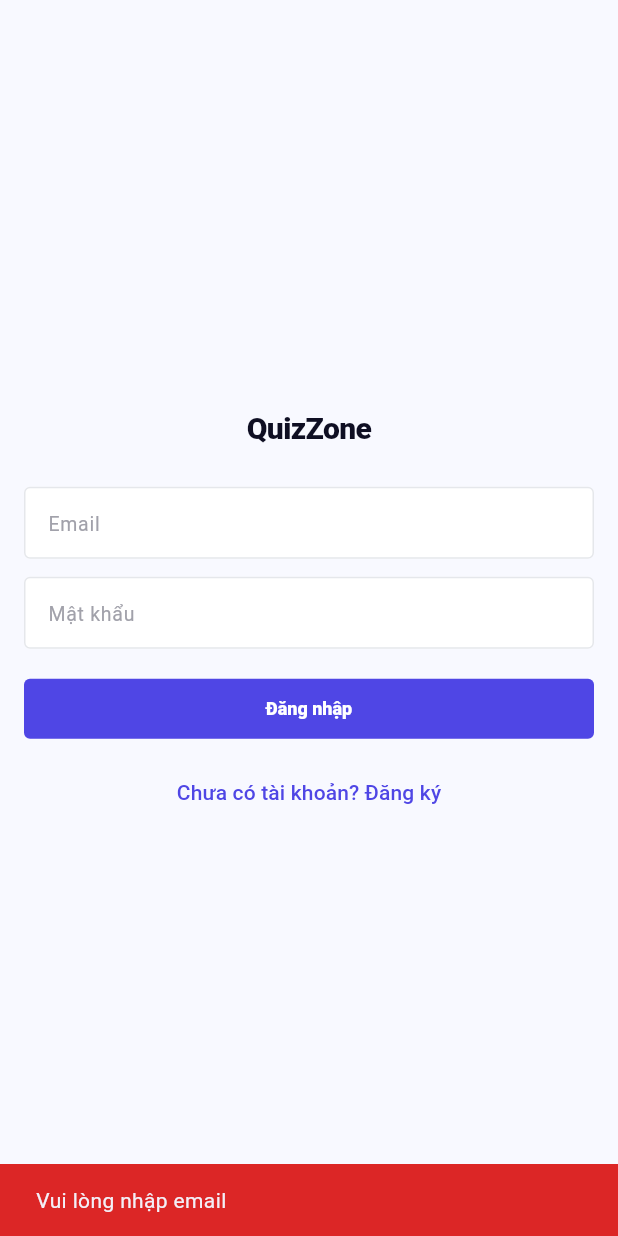
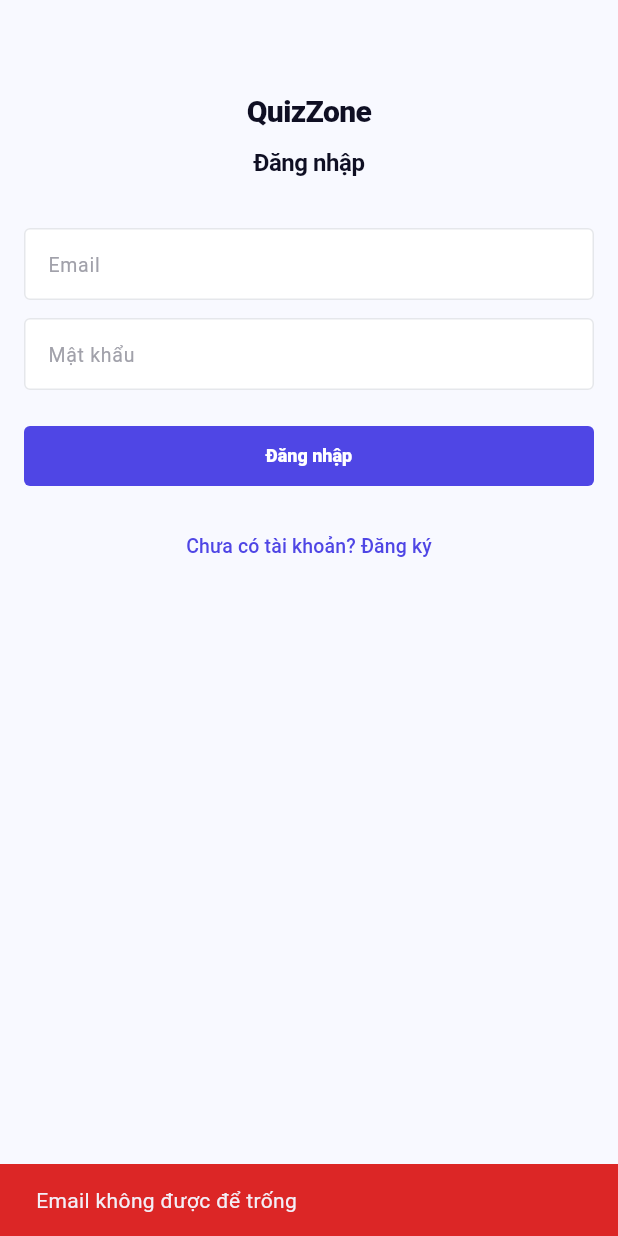
Before and after one commit to lalaaa0401/gr2_se1941_prm393, a Flutter app: the RegisterPage screen opened by its route, after a tap on "Đã có tài khoản? Đăng nhập", after a tap on "Đăng nhập", on a phone screen of 412 x 824 dp. Run offline on Flutter 3.47's test engine with Material 3 defaults, Android fonts, the phone set to English and light mode, and no system bars; our stand-ins replace dio, go_router, shared_preferences; accounts and stored records are empty.

Commit message:
feat(auth): T2-P2-01~04 AuthViewModel mock + LoginPage + RegisterPage + SplashScreen Verified: flutter analyze — No issues found (ran in 1.0s) Files changed:   lib/viewmodels/auth_viewmodel.dart  – mock login/register/logout/checkSession, SharedPreferences   lib/views/auth/login_page.dart      – StatefulWidget, email+password, AppColors convention   lib/views/auth/register_page.dart   – StatefulWidget, 4 fields, validation, AppColors convention   lib/views/splash_screen.dart        – StatefulWidget, checkSession + 1.5s delay, redirect   lib/core/app_router.dart            – initialLocation changed to AppRoutes.splash (T2-P2-04)

```diff
--- a/lib/viewmodels/auth_viewmodel.dart
+++ b/lib/viewmodels/auth_viewmodel.dart
@@ -14,12 +14,16 @@ class AuthViewModel extends ChangeNotifier {
 
   AuthViewModel(this._apiService);
 
+  // ─── Public getters ────────────────────────────────────────────────────────
+
   User? get currentUser => _currentUser;
   bool get isLoading => _isLoading;
   String? get errorMessage => _errorMessage;
   bool get isLoggedIn => _isLoggedIn;
 
-  /// Mock login: accept any email/password, create fake User, 800ms delay.
+  // ─── Auth actions ──────────────────────────────────────────────────────────
+
+  /// Mock login: accepts any email/password, 800 ms delay.
   Future<bool> login(String email, String password) async {
     _isLoading = true;
     _errorMessage = null;
@@ -27,10 +31,11 @@ class AuthViewModel extends ChangeNotifier {
 
     try {
       await Future.delayed(const Duration(milliseconds: 800));
+
       _currentUser = User(
         id: 1,
         email: email,
-        fullName: 'User',
+        fullName: email.split('@').first,
         token: 'mock_access_token',
       );
       final prefs = await SharedPreferences.getInstance();
@@ -47,20 +52,15 @@ class AuthViewModel extends ChangeNotifier {
     }
   }
 
-  /// Mock register: same pattern as login, 800ms delay.
-  Future<bool> register(String email, String password, String fullName) async {
+  /// Mock register: accepts any input, 800 ms delay.
+  Future<bool> register(
+      String email, String password, String fullName) async {
     _isLoading = true;
     _errorMessage = null;
     notifyListeners();
 
     try {
       await Future.delayed(const Duration(milliseconds: 800));
-      _currentUser = User(
-        id: 1,
-        email: email,
-        fullName: fullName,
-        token: 'mock_access_token',
-      );
       _isLoading = false;
       notifyListeners();
       return true;
@@ -72,7 +72,7 @@ class AuthViewModel extends ChangeNotifier {
     }
   }
 
-  /// Clear current user and remove access_token from SharedPreferences.
+  /// Clear session and remove token from SharedPreferences.
   Future<void> logout() async {
     _currentUser = null;
     _isLoggedIn = false;
@@ -81,13 +81,13 @@ class AuthViewModel extends ChangeNotifier {
     notifyListeners();
   }
 
-  /// Read 'access_token' from SharedPreferences; if present set _isLoggedIn = true.
+  /// Read 'access_token' from SharedPreferences; set _isLoggedIn if present.
   Future<void> checkSession() async {
     final prefs = await SharedPreferences.getInstance();
     final token = prefs.getString('access_token');
     if (token != null) {
       _isLoggedIn = true;
-      notifyListeners();
     }
+    notifyListeners();
   }
 }
--- a/lib/views/auth/login_page.dart
+++ b/lib/views/auth/login_page.dart
@@ -23,43 +23,49 @@ class _LoginPageState extends State<LoginPage> {
     super.dispose();
   }
 
-  Future<void> _submit() async {
+  String? _validateInputs() {
     final email = _emailController.text.trim();
     final password = _passwordController.text;
 
-    if (email.isEmpty) {
-      _showError('Vui lòng nhập email');
-      return;
+    if (email.isEmpty) return 'Email không được để trống';
+    if (password.length < 8) return 'Mật khẩu phải có ít nhất 8 ký tự';
+    return null;
   }
-    if (password.length < 8) {
-      _showError('Mật khẩu tối thiểu 8 ký tự');
+
+  Future<void> _submit() async {
+    final error = _validateInputs();
+    if (error != null) {
+      ScaffoldMessenger.of(context).showSnackBar(
+        SnackBar(
+          content: Text(error),
+          backgroundColor: AppColors.error,
+        ),
+      );
       return;
     }
 
     final authViewModel = context.read<AuthViewModel>();
-    final success = await authViewModel.login(email, password);
+    final success = await authViewModel.login(
+      _emailController.text.trim(),
+      _passwordController.text,
+    );
+
     if (!mounted) return;
 
     if (success) {
       context.go(AppRoutes.home);
     } else {
-      _showError(authViewModel.errorMessage ?? 'Đăng nhập thất bại');
-    }
-  }
-
-  void _showError(String message) {
       ScaffoldMessenger.of(context).showSnackBar(
         SnackBar(
-        content: Text(message),
+          content: Text(authViewModel.errorMessage ?? 'Đăng nhập thất bại'),
           backgroundColor: AppColors.error,
         ),
       );
     }
+  }
 
   @override
   Widget build(BuildContext context) {
-    final isLoading = context.watch<AuthViewModel>().isLoading;
-
     return Scaffold(
       backgroundColor: AppColors.background,
       body: SafeArea(
@@ -67,26 +73,39 @@ class _LoginPageState extends State<LoginPage> {
           padding: const EdgeInsets.symmetric(horizontal: 16, vertical: 12),
           child: Column(
             crossAxisAlignment: CrossAxisAlignment.stretch,
-            mainAxisAlignment: MainAxisAlignment.center,
             children: [
+              const SizedBox(height: 48),
               const Text(
                 'QuizZone',
+                textAlign: TextAlign.center,
                 style: TextStyle(
                   fontSize: 20,
                   fontWeight: FontWeight.w800,
                   letterSpacing: -0.4,
                   color: AppColors.textPrimary,
                 ),
+              ),
+              const SizedBox(height: 8),
+              const Text(
+                'Đăng nhập',
                 textAlign: TextAlign.center,
+                style: TextStyle(
+                  fontSize: 16,
+                  fontWeight: FontWeight.w700,
+                  letterSpacing: -0.3,
+                  color: AppColors.textPrimary,
                 ),
-              const SizedBox(height: 24),
+              ),
+              const SizedBox(height: 32),
               TextField(
                 controller: _emailController,
                 keyboardType: TextInputType.emailAddress,
                 decoration: InputDecoration(
-                  hintText: 'Email',
                   filled: true,
                   fillColor: AppColors.surface,
+                  hintText: 'Email',
+                  hintStyle: const TextStyle(
+                      color: AppColors.textDisabled, fontSize: 13),
                   border: OutlineInputBorder(
                     borderRadius: BorderRadius.circular(4),
                     borderSide: const BorderSide(color: AppColors.border),
@@ -102,8 +121,6 @@ class _LoginPageState extends State<LoginPage> {
                   ),
                   contentPadding: const EdgeInsets.symmetric(
                       horizontal: 12, vertical: 10),
-                  hintStyle: const TextStyle(
-                      color: AppColors.textDisabled, fontSize: 13),
                 ),
               ),
               const SizedBox(height: 12),
@@ -111,9 +128,11 @@ class _LoginPageState extends State<LoginPage> {
                 controller: _passwordController,
                 obscureText: true,
                 decoration: InputDecoration(
-                  hintText: 'Mật khẩu',
                   filled: true,
                   fillColor: AppColors.surface,
+                  hintText: 'Mật khẩu',
+                  hintStyle: const TextStyle(
+                      color: AppColors.textDisabled, fontSize: 13),
                   border: OutlineInputBorder(
                     borderRadius: BorderRadius.circular(4),
                     borderSide: const BorderSide(color: AppColors.border),
@@ -129,13 +148,14 @@ class _LoginPageState extends State<LoginPage> {
                   ),
                   contentPadding: const EdgeInsets.symmetric(
                       horizontal: 12, vertical: 10),
-                  hintStyle: const TextStyle(
-                      color: AppColors.textDisabled, fontSize: 13),
                 ),
               ),
-              const SizedBox(height: 16),
-              ElevatedButton(
-                onPressed: isLoading ? null : _submit,
+              const SizedBox(height: 20),
+              Consumer<AuthViewModel>(
+                builder: (context, auth, _) => SizedBox(
+                  width: double.infinity,
+                  child: ElevatedButton(
+                    onPressed: auth.isLoading ? null : _submit,
                     style: ElevatedButton.styleFrom(
                       backgroundColor: AppColors.primary,
                       foregroundColor: Colors.white,
@@ -151,10 +171,10 @@ class _LoginPageState extends State<LoginPage> {
                         letterSpacing: -0.01,
                       ),
                     ),
-                child: isLoading
+                    child: auth.isLoading
                         ? const SizedBox(
-                        height: 16,
-                        width: 16,
+                            height: 18,
+                            width: 18,
                             child: CircularProgressIndicator(
                               color: Colors.white,
                               strokeWidth: 2,
@@ -162,12 +182,17 @@ class _LoginPageState extends State<LoginPage> {
                           )
                         : const Text('Đăng nhập'),
                   ),
-              const SizedBox(height: 8),
+                ),
+              ),
+              const SizedBox(height: 12),
               TextButton(
                 onPressed: () => context.go(AppRoutes.register),
                 child: const Text(
                   'Chưa có tài khoản? Đăng ký',
-                  style: TextStyle(color: AppColors.primary),
+                  style: TextStyle(
+                    color: AppColors.primary,
+                    fontSize: 13,
+                  ),
                 ),
               ),
             ],
--- a/lib/views/auth/register_page.dart
+++ b/lib/views/auth/register_page.dart
@@ -27,67 +27,98 @@ class _RegisterPageState extends State<RegisterPage> {
     super.dispose();
   }
 
-  bool _isValidEmail(String email) {
-    return RegExp(r'^[^@]+@[^@]+\.[^@]+').hasMatch(email);
+  String? _validate() {
+    final fullName = _fullNameController.text.trim();
+    final email = _emailController.text.trim();
+    final password = _passwordController.text;
+    final confirm = _confirmPasswordController.text;
+
+    if (fullName.isEmpty) return 'Họ và tên không được để trống';
+    if (email.isEmpty) return 'Email không được để trống';
+
+    final emailRegex = RegExp(r'^[^@]+@[^@]+\.[^@]+$');
+    if (!emailRegex.hasMatch(email)) return 'Email không hợp lệ';
+
+    if (password.length < 8) return 'Mật khẩu phải có ít nhất 8 ký tự';
+    if (password != confirm) return 'Mật khẩu xác nhận không khớp';
+
+    return null;
   }
 
   Future<void> _submit() async {
-    final fullName = _fullNameController.text.trim();
-    final email = _emailController.text.trim();
-    final password = _passwordController.text;
-    final confirmPassword = _confirmPasswordController.text;
-
-    if (fullName.isEmpty) {
-      _showError('Vui lòng nhập họ tên');
-      return;
-    }
-    if (email.isEmpty || !_isValidEmail(email)) {
-      _showError('Vui lòng nhập email hợp lệ');
-      return;
-    }
-    if (password.length < 8) {
-      _showError('Mật khẩu tối thiểu 8 ký tự');
-      return;
-    }
-    if (password != confirmPassword) {
-      _showError('Mật khẩu xác nhận không khớp');
+    final error = _validate();
+    if (error != null) {
+      ScaffoldMessenger.of(context).showSnackBar(
+        SnackBar(
+          content: Text(error),
+          backgroundColor: AppColors.error,
+        ),
+      );
       return;
     }
 
     final authViewModel = context.read<AuthViewModel>();
-    final success = await authViewModel.register(email, password, fullName);
+    final success = await authViewModel.register(
+      _emailController.text.trim(),
+      _passwordController.text,
+      _fullNameController.text.trim(),
+    );
+
     if (!mounted) return;
 
     if (success) {
       context.go(AppRoutes.login);
     } else {
-      _showError(authViewModel.errorMessage ?? 'Đăng ký thất bại');
-    }
-  }
-
-  void _showError(String message) {
       ScaffoldMessenger.of(context).showSnackBar(
         SnackBar(
-        content: Text(message),
+          content: Text(authViewModel.errorMessage ?? 'Đăng ký thất bại'),
           backgroundColor: AppColors.error,
         ),
       );
     }
+  }
 
-  Widget _buildTextField(
-    TextEditingController controller,
-    String hint, {
-    TextInputType keyboardType = TextInputType.text,
-    bool obscureText = false,
-  }) {
-    return TextField(
-      controller: controller,
-      keyboardType: keyboardType,
-      obscureText: obscureText,
+  @override
+  Widget build(BuildContext context) {
+    return Scaffold(
+      backgroundColor: AppColors.background,
+      body: SafeArea(
+        child: SingleChildScrollView(
+          padding: const EdgeInsets.symmetric(horizontal: 16, vertical: 12),
+          child: Column(
+            crossAxisAlignment: CrossAxisAlignment.stretch,
+            children: [
+              const SizedBox(height: 48),
+              const Text(
+                'QuizZone',
+                textAlign: TextAlign.center,
+                style: TextStyle(
+                  fontSize: 20,
+                  fontWeight: FontWeight.w800,
+                  letterSpacing: -0.4,
+                  color: AppColors.textPrimary,
+                ),
+              ),
+              const SizedBox(height: 8),
+              const Text(
+                'Đăng ký',
+                textAlign: TextAlign.center,
+                style: TextStyle(
+                  fontSize: 16,
+                  fontWeight: FontWeight.w700,
+                  letterSpacing: -0.3,
+                  color: AppColors.textPrimary,
+                ),
+              ),
+              const SizedBox(height: 32),
+              TextField(
+                controller: _fullNameController,
                 decoration: InputDecoration(
-        hintText: hint,
                   filled: true,
                   fillColor: AppColors.surface,
+                  hintText: 'Họ và tên',
+                  hintStyle: const TextStyle(
+                      color: AppColors.textDisabled, fontSize: 13),
                   border: OutlineInputBorder(
                     borderRadius: BorderRadius.circular(4),
                     borderSide: const BorderSide(color: AppColors.border),
@@ -98,63 +129,100 @@ class _RegisterPageState extends State<RegisterPage> {
                   ),
                   focusedBorder: OutlineInputBorder(
                     borderRadius: BorderRadius.circular(4),
-          borderSide: const BorderSide(color: AppColors.primary, width: 1.5),
+                    borderSide:
+                        const BorderSide(color: AppColors.primary, width: 1.5),
                   ),
-        contentPadding:
-            const EdgeInsets.symmetric(horizontal: 12, vertical: 10),
-        hintStyle:
-            const TextStyle(color: AppColors.textDisabled, fontSize: 13),
+                  contentPadding: const EdgeInsets.symmetric(
+                      horizontal: 12, vertical: 10),
                 ),
-    );
-  }
-
-  @override
-  Widget build(BuildContext context) {
-    final isLoading = context.watch<AuthViewModel>().isLoading;
-
-    return Scaffold(
-      backgroundColor: AppColors.background,
-      body: SafeArea(
-        child: SingleChildScrollView(
-          padding:
-              const EdgeInsets.symmetric(horizontal: 16, vertical: 12),
-          child: Column(
-            crossAxisAlignment: CrossAxisAlignment.stretch,
-            children: [
-              const SizedBox(height: 40),
-              const Text(
-                'Tạo tài khoản',
-                style: TextStyle(
-                  fontSize: 20,
-                  fontWeight: FontWeight.w800,
-                  letterSpacing: -0.4,
-                  color: AppColors.textPrimary,
-                ),
-                textAlign: TextAlign.center,
-              ),
-              const SizedBox(height: 24),
-              _buildTextField(_fullNameController, 'Họ và tên'),
-              const SizedBox(height: 12),
-              _buildTextField(
-                _emailController,
-                'Email',
-                keyboardType: TextInputType.emailAddress,
               ),
               const SizedBox(height: 12),
-              _buildTextField(
-                _passwordController,
-                'Mật khẩu',
-                obscureText: true,
+              TextField(
+                controller: _emailController,
+                keyboardType: TextInputType.emailAddress,
+                decoration: InputDecoration(
+                  filled: true,
+                  fillColor: AppColors.surface,
+                  hintText: 'Email',
+                  hintStyle: const TextStyle(
+                      color: AppColors.textDisabled, fontSize: 13),
+                  border: OutlineInputBorder(
+                    borderRadius: BorderRadius.circular(4),
+                    borderSide: const BorderSide(color: AppColors.border),
+                  ),
+                  enabledBorder: OutlineInputBorder(
+                    borderRadius: BorderRadius.circular(4),
+                    borderSide: const BorderSide(color: AppColors.border),
+                  ),
+                  focusedBorder: OutlineInputBorder(
+                    borderRadius: BorderRadius.circular(4),
+                    borderSide:
+                        const BorderSide(color: AppColors.primary, width: 1.5),
+                  ),
+                  contentPadding: const EdgeInsets.symmetric(
+                      horizontal: 12, vertical: 10),
+                ),
               ),
               const SizedBox(height: 12),
-              _buildTextField(
-                _confirmPasswordController,
-                'Xác nhận mật khẩu',
+              TextField(
+                controller: _passwordController,
                 obscureText: true,
+                decoration: InputDecoration(
+                  filled: true,
+                  fillColor: AppColors.surface,
+                  hintText: 'Mật khẩu',
+                  hintStyle: const TextStyle(
+                      color: AppColors.textDisabled, fontSize: 13),
+                  border: OutlineInputBorder(
+                    borderRadius: BorderRadius.circular(4),
+                    borderSide: const BorderSide(color: AppColors.border),
                   ),
-              const SizedBox(height: 16),
-              ElevatedButton(
-                onPressed: isLoading ? null : _submit,
+                  enabledBorder: OutlineInputBorder(
+                    borderRadius: BorderRadius.circular(4),
+                    borderSide: const BorderSide(color: AppColors.border),
+                  ),
+                  focusedBorder: OutlineInputBorder(
+                    borderRadius: BorderRadius.circular(4),
+                    borderSide:
+                        const BorderSide(color: AppColors.primary, width: 1.5),
+                  ),
+                  contentPadding: const EdgeInsets.symmetric(
+                      horizontal: 12, vertical: 10),
+                ),
+              ),
+              const SizedBox(height: 12),
+              TextField(
+                controller: _confirmPasswordController,
+                obscureText: true,
+                decoration: InputDecoration(
+                  filled: true,
+                  fillColor: AppColors.surface,
+                  hintText: 'Xác nhận mật khẩu',
+                  hintStyle: const TextStyle(
+                      color: AppColors.textDisabled, fontSize: 13),
+                  border: OutlineInputBorder(
+                    borderRadius: BorderRadius.circular(4),
+                    borderSide: const BorderSide(color: AppColors.border),
+                  ),
+                  enabledBorder: OutlineInputBorder(
+                    borderRadius: BorderRadius.circular(4),
+                    borderSide: const BorderSide(color: AppColors.border),
+                  ),
+                  focusedBorder: OutlineInputBorder(
+                    borderRadius: BorderRadius.circular(4),
+                    borderSide:
+                        const BorderSide(color: AppColors.primary, width: 1.5),
+                  ),
+                  contentPadding: const EdgeInsets.symmetric(
+                      horizontal: 12, vertical: 10),
+                ),
+              ),
+              const SizedBox(height: 20),
+              Consumer<AuthViewModel>(
+                builder: (context, auth, _) => SizedBox(
+                  width: double.infinity,
+                  child: ElevatedButton(
+                    onPressed: auth.isLoading ? null : _submit,
                     style: ElevatedButton.styleFrom(
                       backgroundColor: AppColors.primary,
                       foregroundColor: Colors.white,
@@ -170,10 +238,10 @@ class _RegisterPageState extends State<RegisterPage> {
                         letterSpacing: -0.01,
                       ),
                     ),
-                child: isLoading
+                    child: auth.isLoading
                         ? const SizedBox(
-                        height: 16,
-                        width: 16,
+                            height: 18,
+                            width: 18,
                             child: CircularProgressIndicator(
                               color: Colors.white,
                               strokeWidth: 2,
@@ -181,12 +249,17 @@ class _RegisterPageState extends State<RegisterPage> {
                           )
                         : const Text('Đăng ký'),
                   ),
-              const SizedBox(height: 8),
+                ),
+              ),
+              const SizedBox(height: 12),
               TextButton(
                 onPressed: () => context.go(AppRoutes.login),
                 child: const Text(
                   'Đã có tài khoản? Đăng nhập',
-                  style: TextStyle(color: AppColors.primary),
+                  style: TextStyle(
+                    color: AppColors.primary,
+                    fontSize: 13,
+                  ),
                 ),
               ),
             ],
--- a/lib/views/splash_screen.dart
+++ b/lib/views/splash_screen.dart
@@ -16,7 +16,8 @@ class _SplashScreenState extends State<SplashScreen> {
   @override
   void initState() {
     super.initState();
-    _checkSession();
+    // Use addPostFrameCallback so context.read / context.go are safe to call
+    WidgetsBinding.instance.addPostFrameCallback((_) => _checkSession());
   }
 
   Future<void> _checkSession() async {
@@ -37,7 +38,7 @@ class _SplashScreenState extends State<SplashScreen> {
       backgroundColor: AppColors.background,
       body: Center(
         child: Column(
-          mainAxisSize: MainAxisSize.min,
+          mainAxisAlignment: MainAxisAlignment.center,
           children: const [
             Text(
               'QuizZone',
```
Lines whose indentation alone changed are shown as unchanged.
